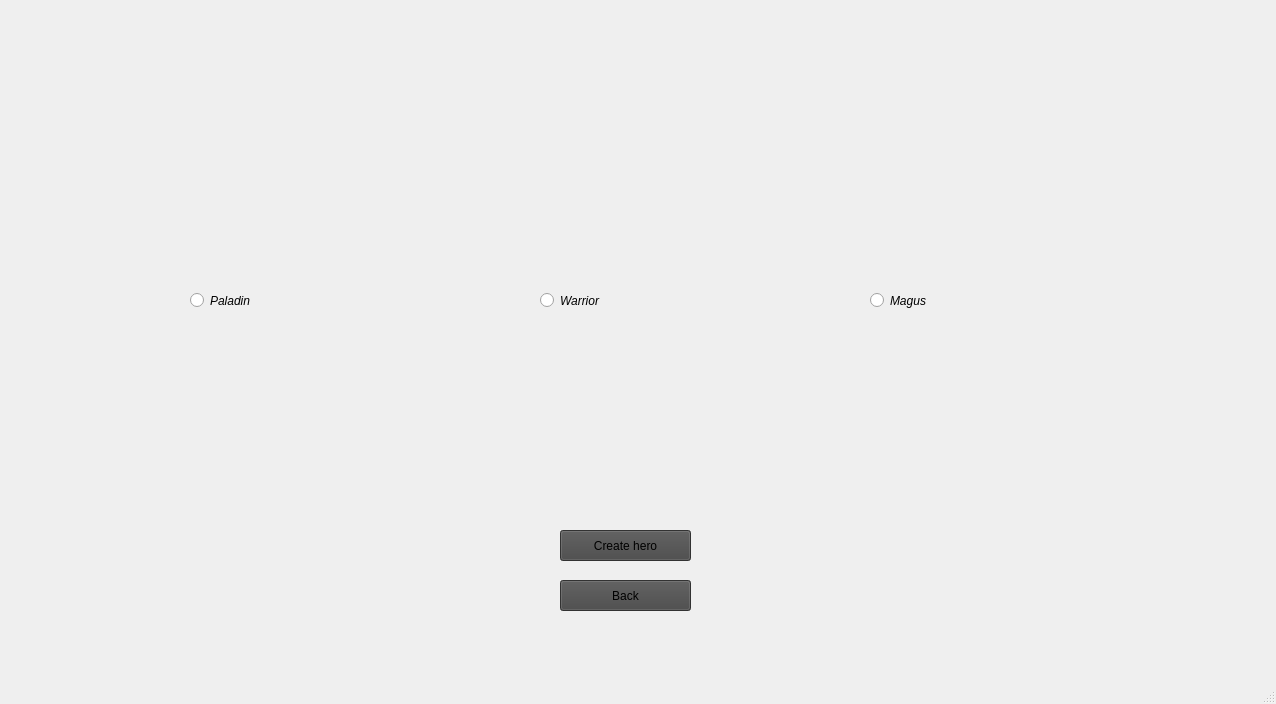
Before: the Qt Designer form mainwindow.ui in Zeteox/AsteriaGame, drawn with Qt 5.
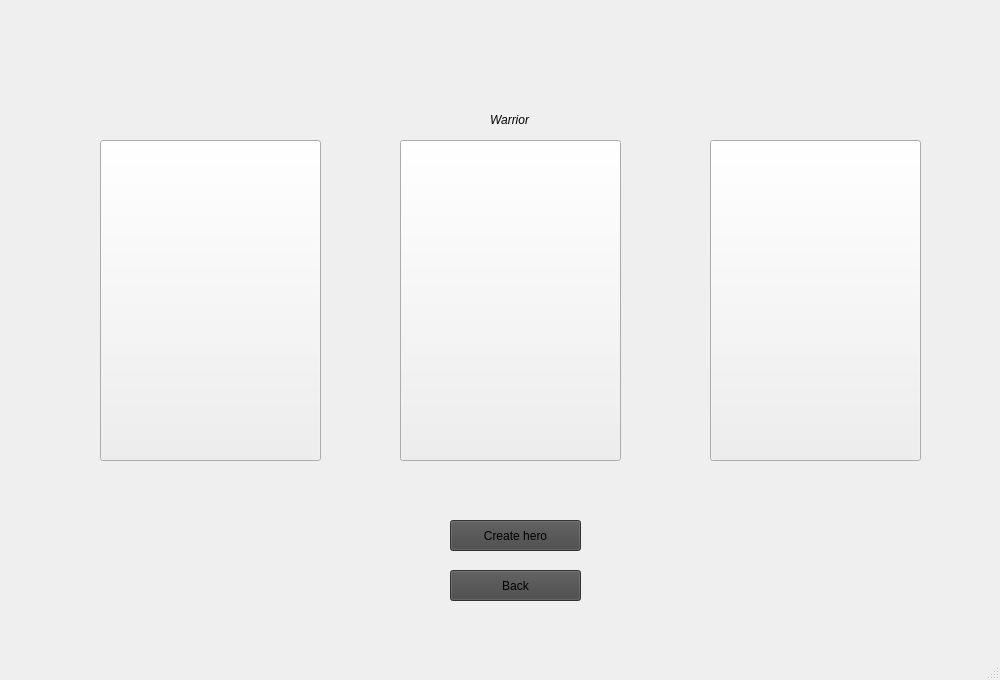
After: the same form once the commit is applied. Icons and pictures are not drawn.

Commit message: update ressources and main window

The edit to the form file:
```diff
--- a/mainwindow.ui
+++ b/mainwindow.ui
@@ -2,16 +2,46 @@
 <ui version="4.0">
  <class>MainWindow</class>
  <widget class="QMainWindow" name="MainWindow">
+  <property name="enabled">
+   <bool>true</bool>
+  </property>
   <property name="geometry">
    <rect>
     <x>0</x>
     <y>0</y>
-    <width>1276</width>
-    <height>704</height>
+    <width>1000</width>
+    <height>680</height>
    </rect>
   </property>
+  <property name="minimumSize">
+   <size>
+    <width>1000</width>
+    <height>680</height>
+   </size>
+  </property>
+  <property name="maximumSize">
+   <size>
+    <width>1000</width>
+    <height>680</height>
+   </size>
+  </property>
+  <property name="baseSize">
+   <size>
+    <width>1000</width>
+    <height>680</height>
+   </size>
+  </property>
+  <property name="contextMenuPolicy">
+   <enum>Qt::ContextMenuPolicy::NoContextMenu</enum>
+  </property>
+  <property name="acceptDrops">
+   <bool>false</bool>
+  </property>
   <property name="windowTitle">
-   <string>MainWindow</string>
+   <string>Asteria</string>
+  </property>
+  <property name="tabShape">
+   <enum>QTabWidget::TabShape::Rounded</enum>
   </property>
   <widget class="QWidget" name="centralwidget">
    <widget class="QStackedWidget" name="Game">
@@ -19,8 +49,8 @@
      <rect>
       <x>0</x>
       <y>0</y>
-      <width>1271</width>
-      <height>653</height>
+      <width>1000</width>
+      <height>680</height>
      </rect>
     </property>
     <property name="sizePolicy">
@@ -29,6 +59,24 @@
       <verstretch>0</verstretch>
      </sizepolicy>
     </property>
+    <property name="minimumSize">
+     <size>
+      <width>0</width>
+      <height>0</height>
+     </size>
+    </property>
+    <property name="maximumSize">
+     <size>
+      <width>16777215</width>
+      <height>16777215</height>
+     </size>
+    </property>
+    <property name="baseSize">
+     <size>
+      <width>0</width>
+      <height>0</height>
+     </size>
+    </property>
     <property name="font">
      <font>
       <italic>true</italic>
@@ -39,6 +87,12 @@
     <property name="cursor">
      <cursorShape>ArrowCursor</cursorShape>
     </property>
+    <property name="acceptDrops">
+     <bool>true</bool>
+    </property>
+    <property name="styleSheet">
+     <string notr="true"/>
+    </property>
     <property name="currentIndex">
      <number>1</number>
     </property>
@@ -116,8 +170,8 @@
      <widget class="QPushButton" name="btn_back">
       <property name="geometry">
        <rect>
-        <x>560</x>
-        <y>580</y>
+        <x>450</x>
+        <y>570</y>
         <width>131</width>
         <height>31</height>
        </rect>
@@ -129,30 +183,59 @@
        <string>Back</string>
       </property>
      </widget>
-     <widget class="QRadioButton" name="radioButton">
+     <widget class="QPushButton" name="btn_paladin">
+      <property name="enabled">
+       <bool>true</bool>
+      </property>
       <property name="geometry">
        <rect>
-        <x>190</x>
+        <x>100</x>
         <y>140</y>
-        <width>181</width>
+        <width>221</width>
         <height>321</height>
        </rect>
       </property>
+      <property name="styleSheet">
+       <string notr="true"/>
+      </property>
       <property name="text">
-       <string>Paladin</string>
+       <string/>
+      </property>
+      <property name="icon">
+       <iconset resource="Ressources.qrc">
+        <normaloff>:/Images/Images/LivingCreature/Hero/paladin.jpeg</normaloff>:/Images/Images/LivingCreature/Hero/paladin.jpeg</iconset>
+      </property>
+      <property name="iconSize">
+       <size>
+        <width>200</width>
+        <height>300</height>
+       </size>
+      </property>
+      <property name="checkable">
+       <bool>true</bool>
       </property>
      </widget>
-     <widget class="QRadioButton" name="radioButton_2">
+     <widget class="QPushButton" name="btn_warrior">
+      <property name="enabled">
+       <bool>true</bool>
+      </property>
       <property name="geometry">
        <rect>
-        <x>540</x>
+        <x>400</x>
         <y>140</y>
         <width>221</width>
         <height>321</height>
        </rect>
       </property>
+      <property name="styleSheet">
+       <string notr="true"/>
+      </property>
       <property name="text">
-       <string>Warrior</string>
+       <string/>
+      </property>
+      <property name="icon">
+       <iconset resource="Ressources.qrc">
+        <normaloff>:/Images/Images/LivingCreature/Hero/warrior.jpeg</normaloff>:/Images/Images/LivingCreature/Hero/warrior.jpeg</iconset>
       </property>
       <property name="iconSize">
        <size>
@@ -160,25 +243,47 @@
         <height>2000</height>
        </size>
       </property>
+      <property name="checkable">
+       <bool>true</bool>
+      </property>
      </widget>
-     <widget class="QRadioButton" name="radioButton_3">
+     <widget class="QPushButton" name="btn_mage">
+      <property name="enabled">
+       <bool>true</bool>
+      </property>
       <property name="geometry">
        <rect>
-        <x>870</x>
+        <x>710</x>
         <y>140</y>
-        <width>181</width>
+        <width>211</width>
         <height>321</height>
        </rect>
       </property>
+      <property name="styleSheet">
+       <string notr="true"/>
+      </property>
       <property name="text">
-       <string>Magus</string>
+       <string/>
+      </property>
+      <property name="icon">
+       <iconset resource="Ressources.qrc">
+        <normaloff>:/Images/Images/LivingCreature/Hero/sorcer.jpeg</normaloff>:/Images/Images/LivingCreature/Hero/sorcer.jpeg</iconset>
+      </property>
+      <property name="iconSize">
+       <size>
+        <width>200</width>
+        <height>302</height>
+       </size>
+      </property>
+      <property name="checkable">
+       <bool>true</bool>
       </property>
      </widget>
      <widget class="QPushButton" name="btn_createHero">
       <property name="geometry">
        <rect>
-        <x>560</x>
-        <y>530</y>
+        <x>450</x>
+        <y>520</y>
         <width>131</width>
         <height>31</height>
        </rect>
@@ -190,6 +295,19 @@
        <string>Create hero</string>
       </property>
      </widget>
+     <widget class="QLabel" name="lbl_warrior">
+      <property name="geometry">
+       <rect>
+        <x>490</x>
+        <y>110</y>
+        <width>63</width>
+        <height>20</height>
+       </rect>
+      </property>
+      <property name="text">
+       <string>Warrior</string>
+      </property>
+     </widget>
     </widget>
    </widget>
   </widget>
```
Left out of the diff: 19 changed lines with no effect on the pictures. The commit also changes 3 other files.
